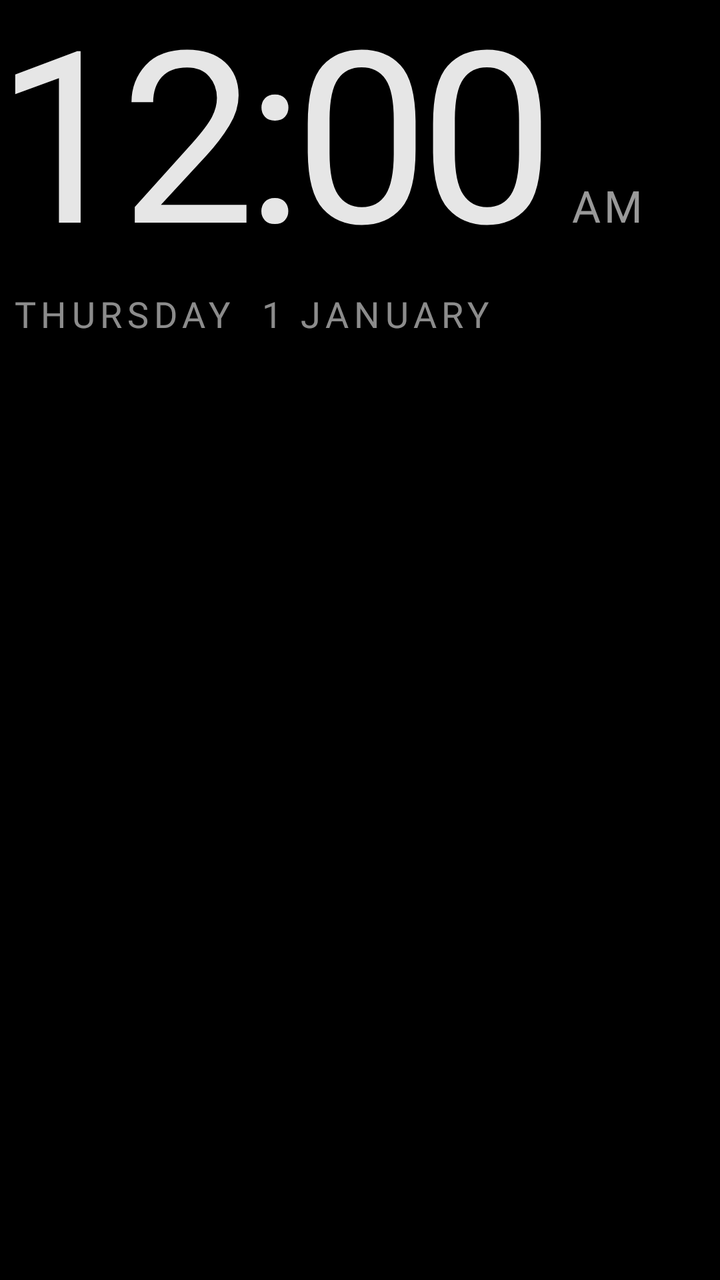
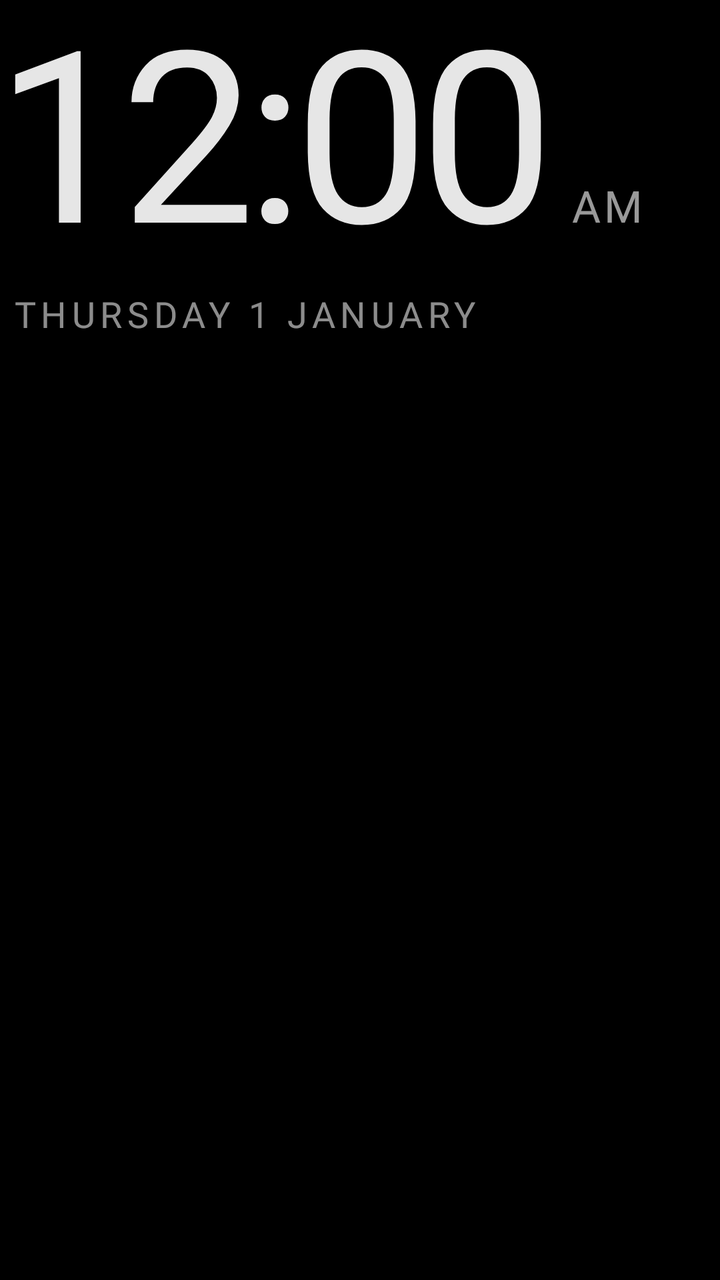

Compare the two renders of this Android layout. The source of the first and the diff that turns it into the second are given below.
<!-- AndroidManifest.xml: application theme Theme.TvHome -->
<!-- res/layout/dream_clock.xml -->
<?xml version="1.0" encoding="utf-8"?>
<FrameLayout xmlns:android="http://schemas.android.com/apk/res/android"
    android:layout_width="match_parent"
    android:layout_height="match_parent"
    android:background="#FF000000">

    <View
        android:id="@+id/dreamAmbient"
        android:layout_width="match_parent"
        android:layout_height="match_parent" />

    <LinearLayout
        android:id="@+id/dreamContent"
        android:layout_width="wrap_content"
        android:layout_height="wrap_content"
        android:orientation="vertical">

        <LinearLayout
            android:layout_width="wrap_content"
            android:layout_height="wrap_content"
            android:orientation="horizontal"
            android:baselineAligned="true">

            <TextClock
                android:layout_width="wrap_content"
                android:layout_height="wrap_content"
                android:format12Hour="h:mm"
                android:format24Hour="HH:mm"
                android:textColor="#E6FFFFFF"
                android:textSize="120sp"
                android:fontFamily="@font/outfit"
                android:fontVariationSettings="'wght' 200"
                android:letterSpacing="-0.04"
                android:includeFontPadding="false" />

            <TextClock
                android:layout_width="wrap_content"
                android:layout_height="wrap_content"
                android:layout_marginStart="10dp"
                android:format12Hour="a"
                android:format24Hour=""
                android:textColor="#99FFFFFF"
                android:textSize="22sp"
                android:fontFamily="@font/outfit"
                android:fontVariationSettings="'wght' 500"
                android:letterSpacing="0.08"
                android:textAllCaps="true" />
        </LinearLayout>

        <TextClock
            android:layout_width="wrap_content"
            android:layout_height="wrap_content"
            android:layout_marginStart="6dp"
            android:layout_marginTop="4dp"
            android:format12Hour="EEEE  d MMMM"
            android:format24Hour="EEEE  d MMMM"
            android:textColor="#8CFFFFFF"
            android:textSize="18sp"
            android:fontFamily="@font/outfit"
            android:fontVariationSettings="'wght' 400"
            android:letterSpacing="0.14"
            android:textAllCaps="true" />
    </LinearLayout>
</FrameLayout>
<!-- resources referenced by this layout -->
<resources>
  <style name="Theme.TvHome" parent="android:Theme.Material.NoActionBar.Fullscreen">
          <item name="android:windowBackground">@android:color/black</item>
          <item name="android:colorBackground">@android:color/black</item>
          <item name="android:windowAnimationStyle">@null</item>
      </style>
</resources>

<!-- the commit's change to res/layout/dream_clock.xml (unified diff, before → after) -->
@@ -52,8 +52,8 @@
             android:layout_height="wrap_content"
             android:layout_marginStart="6dp"
             android:layout_marginTop="4dp"
-            android:format12Hour="EEEE  d MMMM"
-            android:format24Hour="EEEE  d MMMM"
+            android:format12Hour="@string/date_format"
+            android:format24Hour="@string/date_format"
             android:textColor="#8CFFFFFF"
             android:textSize="18sp"
             android:fontFamily="@font/outfit"
<!-- resource entries referenced after the edit -->
@@ -1,5 +1,6 @@
 <!-- resources referenced by this layout -->
 <resources>
+  <string name="date_format">EEEE  d MMMM</string>
   <style name="Theme.TvHome" parent="android:Theme.Material.NoActionBar.Fullscreen">
           <item name="android:windowBackground">@android:color/black</item>
           <item name="android:colorBackground">@android:color/black</item>
